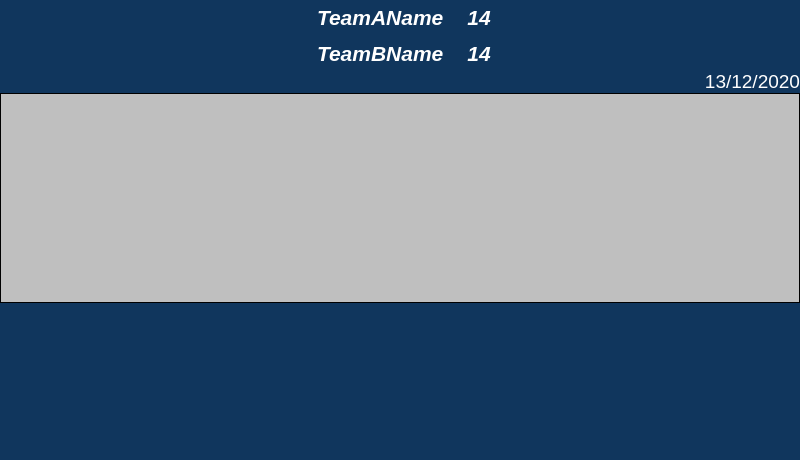
xiaoyuanyangxu/sportroom-qt, file fullmatchresultform.ui: the form before one commit.
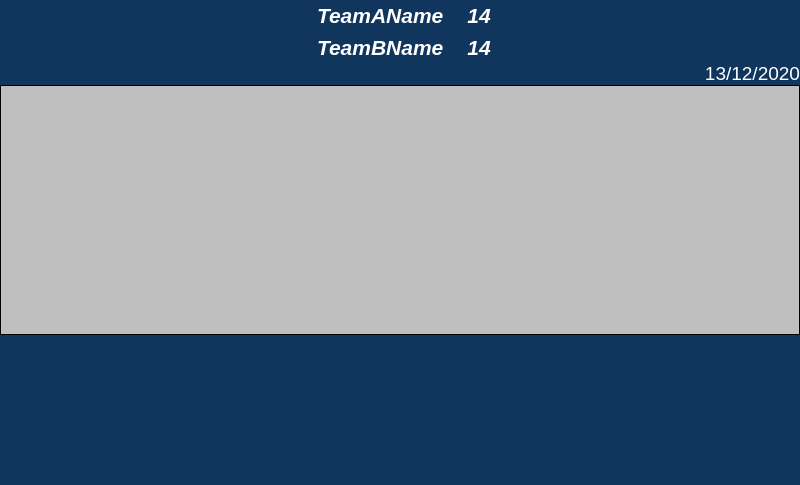
The form after the commit. Custom widgets are drawn as their Qt base class.

```diff
--- a/fullmatchresultform.ui
+++ b/fullmatchresultform.ui
@@ -7,7 +7,7 @@
     <x>0</x>
     <y>0</y>
     <width>800</width>
-    <height>460</height>
+    <height>485</height>
    </rect>
   </property>
   <property name="minimumSize">
@@ -22,7 +22,7 @@
   <property name="styleSheet">
    <string notr="true">background-color: rgb(16, 54, 93);</string>
   </property>
-  <layout class="QVBoxLayout" name="verticalLayout_2">
+  <layout class="QVBoxLayout" name="verticalLayout_2" stretch="1,0,4,2">
    <property name="spacing">
     <number>0</number>
    </property>
@@ -43,13 +43,13 @@
      <property name="minimumSize">
       <size>
        <width>0</width>
-       <height>70</height>
+       <height>0</height>
       </size>
      </property>
      <property name="maximumSize">
       <size>
        <width>16777215</width>
-       <height>70</height>
+       <height>16777215</height>
       </size>
      </property>
      <layout class="QHBoxLayout" name="horizontalLayout_3">
@@ -346,7 +346,7 @@
      <property name="minimumSize">
       <size>
        <width>0</width>
-       <height>210</height>
+       <height>0</height>
       </size>
      </property>
      <property name="styleSheet">
@@ -368,18 +368,14 @@
     <widget class="QWidget" name="widget_2" native="true">
      <property name="minimumSize">
       <size>
-       <width>20</width>
+       <width>0</width>
        <height>0</height>
       </size>
      </property>
-     <layout class="QHBoxLayout" name="horizontalLayout_6">
-      <item>
-       <widget class="QLabel" name="imageBottomLeftLabel">
-        <property name="text">
-         <string/>
-        </property>
-       </widget>
-      </item>
+     <layout class="QHBoxLayout" name="horizontalLayout_6" stretch="2,1,3,1,2">
+      <property name="spacing">
+       <number>5</number>
+      </property>
       <item>
        <widget class="QPushButton" name="imageBottomLeftPushButton">
         <property name="sizePolicy">
@@ -404,12 +400,9 @@
         <property name="orientation">
          <enum>Qt::Horizontal</enum>
         </property>
-        <property name="sizeType">
-         <enum>QSizePolicy::Preferred</enum>
-        </property>
         <property name="sizeHint" stdset="0">
          <size>
-          <width>177</width>
+          <width>40</width>
           <height>20</height>
          </size>
         </property>
@@ -430,12 +423,9 @@
         <property name="orientation">
          <enum>Qt::Horizontal</enum>
         </property>
-        <property name="sizeType">
-         <enum>QSizePolicy::Preferred</enum>
-        </property>
         <property name="sizeHint" stdset="0">
          <size>
-          <width>176</width>
+          <width>40</width>
           <height>20</height>
          </size>
         </property>
```
